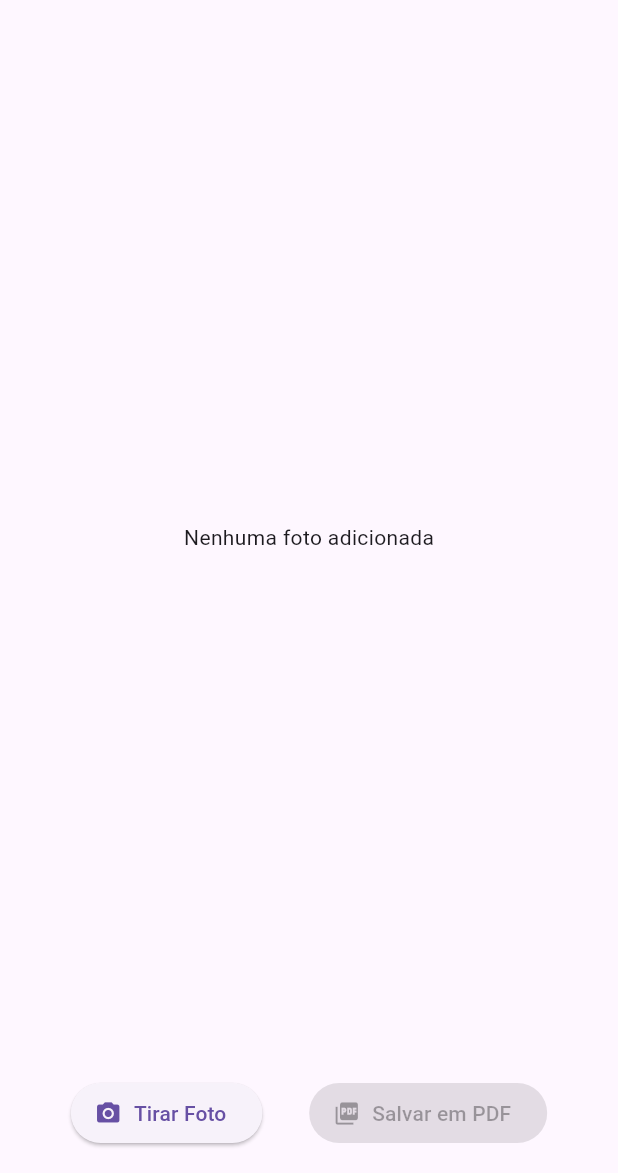
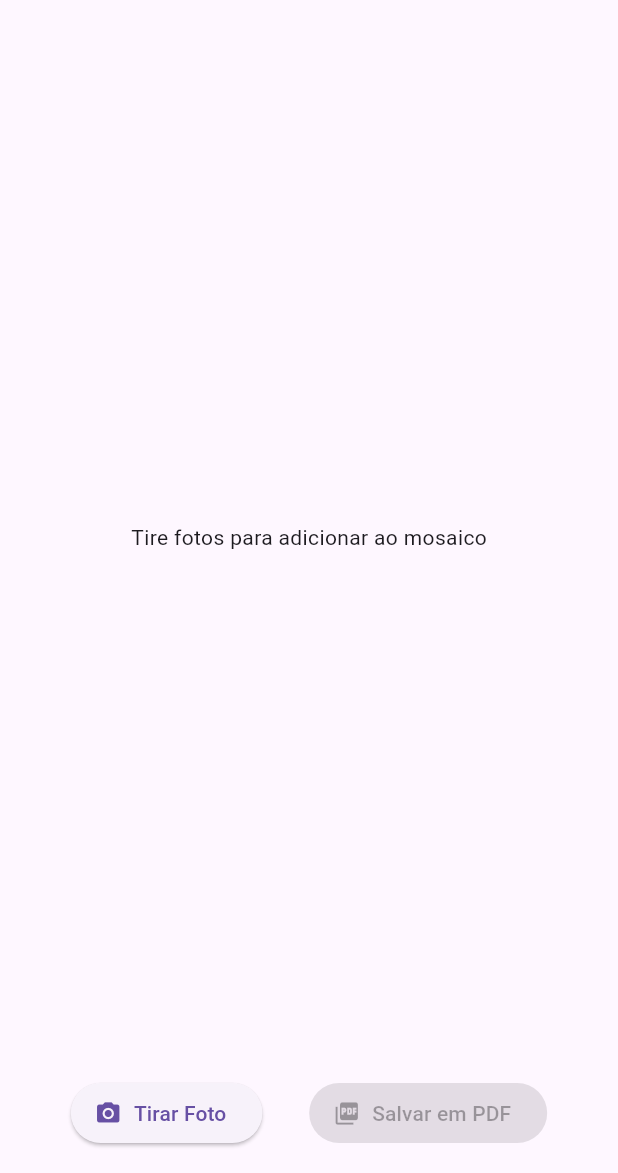
Before and after one commit to leandrocunha526/photo_mosaico, a Flutter app: the screen it shows after launch, on a phone screen of 412 x 824 dp, the part 63-1236 px from its top. Run offline on Flutter 3.47's test engine with Material 3 defaults, Android fonts, the phone set to English and light mode, and no system bars; our stand-ins replace image_picker, open_file, pdf, photo_view, screenshot.

Commit message:
refactor: update PhotoMosaic widget layout and improve spacing

```diff
--- a/lib/widgets/photo_mosaic.dart
+++ b/lib/widgets/photo_mosaic.dart
@@ -25,13 +25,13 @@ class _PhotoMosaicState extends State<PhotoMosaic> {
   @override
   Widget build(BuildContext context) {
     if (widget.images.isEmpty) {
-      return const Center(child: Text("Nenhuma foto adicionada"));
+      return const Center(child: Text("Tire fotos para adicionar ao mosaico"));
     }
 
     final screenWidth = MediaQuery.of(context).size.width;
-    final spacing = 6.0;
+    final spacing = 0.0;
     final crossAxisCount = manualCrossAxisCount;
-    final totalSpacing = (crossAxisCount - 1) * spacing + 16;
+    final totalSpacing = (crossAxisCount - 1) * spacing;
     final itemWidth = (screenWidth - totalSpacing) / crossAxisCount;
 
     return Column(
@@ -39,8 +39,6 @@ class _PhotoMosaicState extends State<PhotoMosaic> {
         Expanded(
           child: Screenshot(
             controller: widget.screenshotController,
-            child: Padding(
-              padding: const EdgeInsets.all(8.0),
             child: MasonryGridView.count(
               crossAxisCount: crossAxisCount,
               mainAxisSpacing: spacing,
@@ -105,9 +103,6 @@ class _PhotoMosaicState extends State<PhotoMosaic> {
             ),
           ),
         ),
-        ),
-
-        // Slider + reset fora do Screenshot
         Padding(
           padding: const EdgeInsets.symmetric(horizontal: 16, vertical: 8),
           child: Row(
```
Lines whose indentation alone changed are shown as unchanged.
